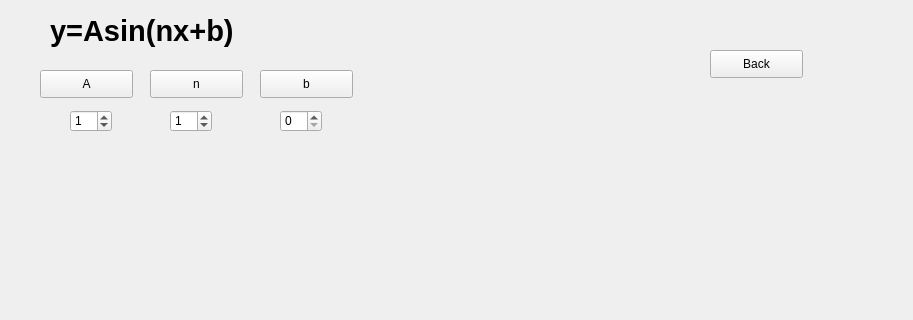
This is graphs.ui in imageadhikari/GraphingCalculator as Qt 5 draws it before an edit; both pictures show x 0 to 913 and y 0 to 320 of the 1336 by 796 pixel window. The edited form follows.
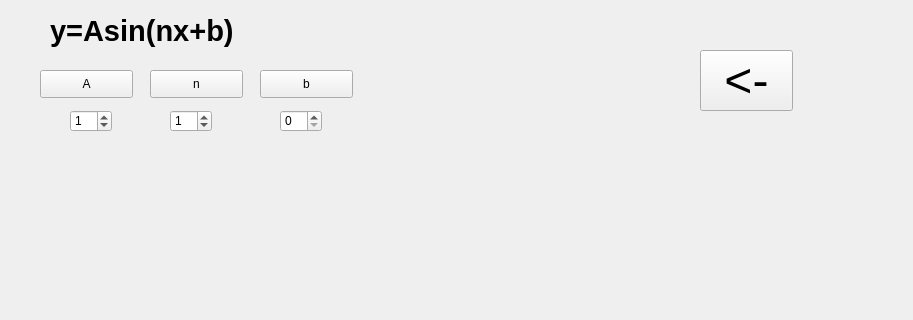
This is the edited form. Custom widgets are drawn as their Qt base class.

What changed in the file:
```diff
--- a/graphs.ui
+++ b/graphs.ui
@@ -32,7 +32,7 @@
      <rect>
       <x>50</x>
       <y>0</y>
-      <width>271</width>
+      <width>411</width>
       <height>61</height>
      </rect>
     </property>
@@ -128,14 +128,19 @@
    <widget class="QPushButton" name="backButton">
     <property name="geometry">
      <rect>
-      <x>710</x>
+      <x>700</x>
       <y>50</y>
       <width>93</width>
-      <height>28</height>
+      <height>61</height>
      </rect>
     </property>
+    <property name="font">
+     <font>
+      <pointsize>36</pointsize>
+     </font>
+    </property>
     <property name="text">
-     <string>Back</string>
+     <string>&lt;-</string>
     </property>
    </widget>
   </widget>
```
